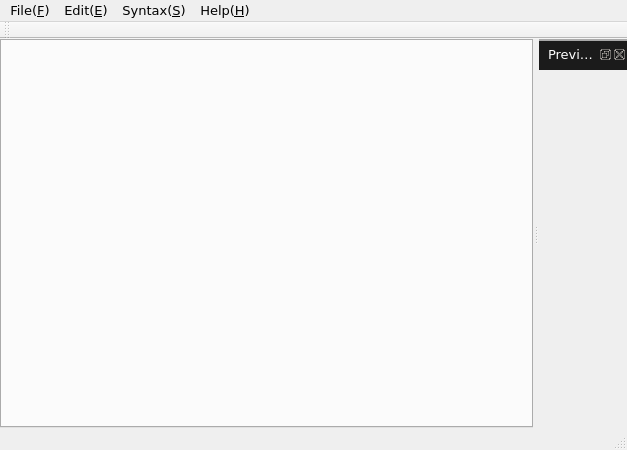
RominYue/Marken, file Marken/form/Marken.ui: the form before one commit.
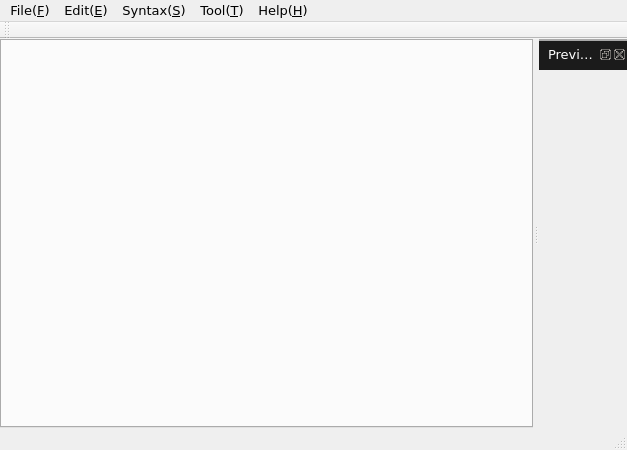
The form after the commit. Icons and pictures are not drawn. Custom widgets are drawn as their Qt base class.

Patch:
```diff
--- a/Marken/form/Marken.ui
+++ b/Marken/form/Marken.ui
@@ -155,9 +155,16 @@
     <addaction name="actionReference_Code"/>
     <addaction name="actionLink_Label"/>
    </widget>
+   <widget class="QMenu" name="menuTool">
+    <property name="title">
+     <string>Tool(&amp;T)</string>
+    </property>
+    <addaction name="actionPreview"/>
+   </widget>
    <addaction name="menuFile"/>
    <addaction name="menuEdit"/>
    <addaction name="menuSyntax"/>
+   <addaction name="menuTool"/>
    <addaction name="menuHelp"/>
   </widget>
   <widget class="QStatusBar" name="statusBar"/>
```
Left out of the diff: 30 changed lines with no effect on the pictures.
